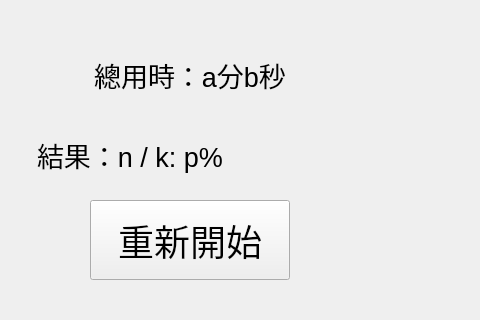
Above: src/ui/endwidget.ui from hwc20896/EMProj_CMake before the change; both pictures show x 350 to 830 and y 380 to 700 of the 1000 by 700 pixel window. Below: the same form after it.
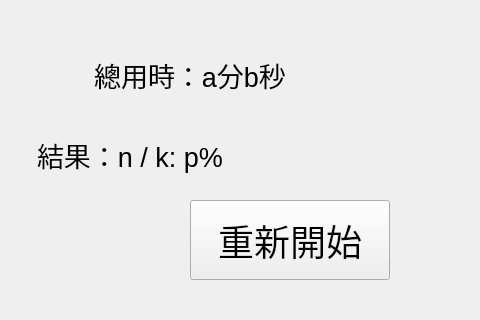
That is the form after the change. Icons and pictures are not drawn.

Patch:
```diff
--- a/src/ui/endwidget.ui
+++ b/src/ui/endwidget.ui
@@ -75,7 +75,7 @@
   <widget class="QPushButton" name="replay">
    <property name="geometry">
     <rect>
-     <x>440</x>
+     <x>540</x>
      <y>580</y>
      <width>200</width>
      <height>80</height>
```
Left out of the diff: 2 changed lines with no effect on the pictures.
